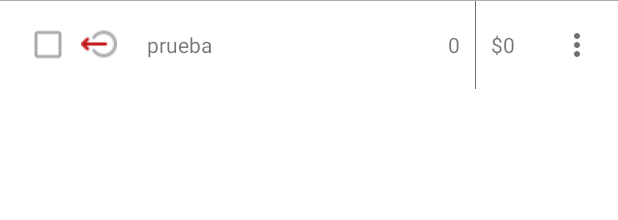
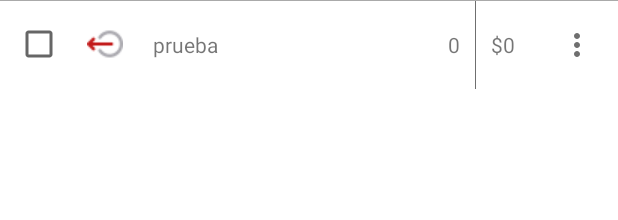
Before and after one commit to ronvillaquin/ListaCompras, an Android app: the layout recyclerview_productos.xml on its own in the app's theme, with its tools: preview values and no code run, on a phone screen of 412 x 824 dp. Shown: the top 220 px of the screen. Run offline under Robolectric (Android 15) with nearby library versions, the phone set to English and light mode, and no system bars; network calls fail.

```diff
--- a/app/src/main/res/layout/recyclerview_productos.xml
+++ b/app/src/main/res/layout/recyclerview_productos.xml
@@ -30,7 +30,7 @@
         android:padding="10dp"
         android:enabled="false"/>-->
 
-        <ImageView
+       <!-- <ImageView
             android:id="@+id/ivCheck"
             android:layout_width="wrap_content"
             android:layout_height="match_parent"
@@ -38,7 +38,13 @@
             android:src="@drawable/ic_casilla_check_24"
             android:layout_marginHorizontal="10dp"
             android:contentDescription="@string/descripcion"
-            android:background="?selectableItemBackground"/>
+            android:background="?selectableItemBackground"/>-->
+
+        <androidx.appcompat.widget.AppCompatCheckBox
+            android:id="@+id/checkbox"
+            android:layout_width="wrap_content"
+            android:layout_height="wrap_content"
+            android:checked="false"/>
 
     <ImageView
         android:id="@+id/imgIcono"
```
Also changed, not shown: app/src/main/java/com/rrvq/listacompras/productos/AdapterProductos.java (+28 -21 lines).
